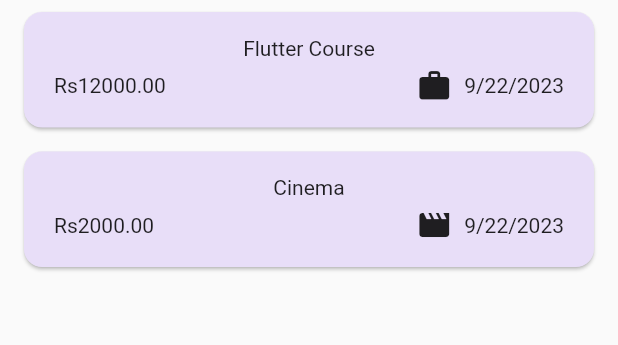
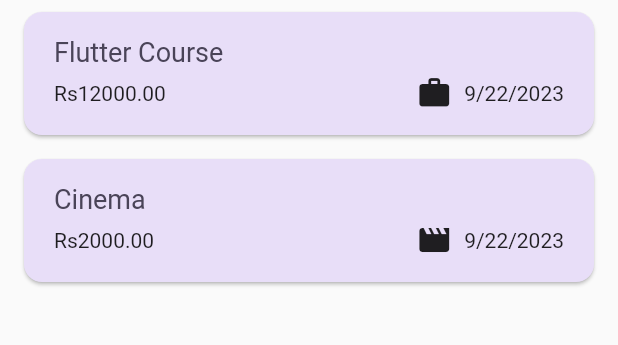
Before and after one commit to punkushal/ExpenseTrackerApp, a Flutter app: the screen it shows after launch, on a phone screen of 412 x 824 dp, the part 108-453 px from its top. Run offline on Flutter 3.47's test engine with Material 2 defaults, Android fonts, the phone set to English and light mode, and no system bars.

Commit message:
Using Theme Data In Widgets

```diff
--- a/lib/widget/expense_list/expense_item.dart
+++ b/lib/widget/expense_list/expense_item.dart
@@ -11,8 +11,12 @@ class ExpenseItem extends StatelessWidget {
       child: Padding(
         padding: const EdgeInsets.symmetric(vertical: 16, horizontal: 20),
         child: Column(
+          crossAxisAlignment: CrossAxisAlignment.start,
           children: [
-            Text(expense.title),
+            Text(
+              expense.title,
+              style: Theme.of(context).textTheme.titleLarge,
+            ),
             const SizedBox(
               height: 5,
             ),
--- a/lib/widget/expense_list/expense_list.dart
+++ b/lib/widget/expense_list/expense_list.dart
@@ -15,6 +15,11 @@ class ExpenseList extends StatelessWidget {
     return ListView.builder(
       itemCount: expenses.length,
       itemBuilder: (ctx, index) => Dismissible(
+        background: Container(
+          color: Theme.of(context).colorScheme.error,
+          margin: EdgeInsets.symmetric(
+              horizontal: Theme.of(context).cardTheme.margin!.horizontal),
+        ),
         key: ValueKey(expenses[index]),
         onDismissed: (direction) => onRemoveExpense(expenses[index]),
         child: ExpenseItem(expenses[index]),
```
